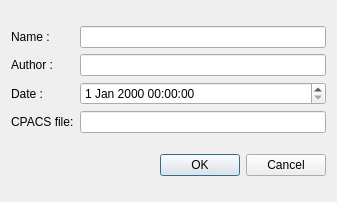
Above: resources/adrInfos.ui from CLGH/Ader before the change. Below: the same form after it.
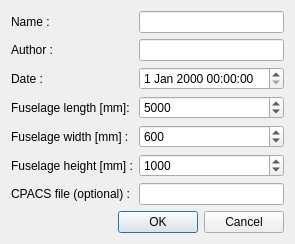
That is the form after the change.

Commit message: Sketch fuselage.

```diff
--- a/resources/adrInfos.ui
+++ b/resources/adrInfos.ui
@@ -9,8 +9,8 @@
    <rect>
     <x>0</x>
     <y>0</y>
-    <width>337</width>
-    <height>202</height>
+    <width>267</width>
+    <height>227</height>
    </rect>
   </property>
   <property name="windowTitle">
@@ -19,15 +19,8 @@
   <layout class="QVBoxLayout" name="verticalLayout_2">
    <item>
     <layout class="QGridLayout" name="gridLayout_2">
-     <item row="0" column="0">
-      <layout class="QGridLayout" name="gridLayout" rowstretch="0,0,0,0,0,0" rowminimumheight="0,0,0,0,0,0">
-       <item row="2" column="0">
-        <widget class="QLabel" name="LAuthor">
-         <property name="text">
-          <string>Author :</string>
-         </property>
-        </widget>
-       </item>
+     <item row="1" column="0">
+      <layout class="QGridLayout" name="gridLayout" rowstretch="0,0,0,0,0,0,0,0,0" rowminimumheight="0,0,0,0,0,0,0,0,0">
        <item row="4" column="0">
         <widget class="QLabel" name="LDate">
          <property name="text">
@@ -35,7 +28,20 @@
          </property>
         </widget>
        </item>
-       <item row="5" column="0">
+       <item row="2" column="0">
+        <widget class="QLabel" name="LAuthor">
+         <property name="text">
+          <string>Author :</string>
+         </property>
+        </widget>
+       </item>
+       <item row="0" column="1">
+        <widget class="QLineEdit" name="name"/>
+       </item>
+       <item row="4" column="1">
+        <widget class="QDateTimeEdit" name="dateCreated"/>
+       </item>
+       <item row="8" column="0">
         <widget class="QLabel" name="LCPACS">
          <property name="sizePolicy">
           <sizepolicy hsizetype="Fixed" vsizetype="Preferred">
@@ -44,28 +50,73 @@
           </sizepolicy>
          </property>
          <property name="text">
-          <string>CPACS file:</string>
+          <string>CPACS file (optional) :</string>
          </property>
         </widget>
        </item>
-       <item row="0" column="0">
-        <widget class="QLabel" name="LName">
-         <property name="text">
-          <string>Name :</string>
-         </property>
-        </widget>
-       </item>
-       <item row="0" column="1">
-        <widget class="QLineEdit" name="name"/>
+       <item row="8" column="1">
+        <widget class="QLineEdit" name="CPACS_FileName"/>
        </item>
        <item row="2" column="1">
         <widget class="QLineEdit" name="author"/>
        </item>
-       <item row="4" column="1">
-        <widget class="QDateTimeEdit" name="dateCreated"/>
-       </item>
        <item row="5" column="1">
-        <widget class="QLineEdit" name="CPACS_FileName"/>
+        <widget class="QSpinBox" name="sbLength">
+         <property name="maximum">
+          <number>999999999</number>
+         </property>
+         <property name="value">
+          <number>5000</number>
+         </property>
+        </widget>
+       </item>
+       <item row="5" column="0">
+        <widget class="QLabel" name="lLength">
+         <property name="text">
+          <string>Fuselage length [mm]:</string>
+         </property>
+        </widget>
+       </item>
+       <item row="0" column="0">
+        <widget class="QLabel" name="LName">
+         <property name="text">
+          <string>Name :</string>
+         </property>
+        </widget>
+       </item>
+       <item row="6" column="1">
+        <widget class="QSpinBox" name="sbWidth">
+         <property name="maximum">
+          <number>999999999</number>
+         </property>
+         <property name="value">
+          <number>600</number>
+         </property>
+        </widget>
+       </item>
+       <item row="7" column="1">
+        <widget class="QSpinBox" name="sbHeight">
+         <property name="maximum">
+          <number>999999999</number>
+         </property>
+         <property name="value">
+          <number>1000</number>
+         </property>
+        </widget>
+       </item>
+       <item row="6" column="0">
+        <widget class="QLabel" name="lWidth">
+         <property name="text">
+          <string>Fuselage width [mm] :</string>
+         </property>
+        </widget>
+       </item>
+       <item row="7" column="0">
+        <widget class="QLabel" name="lHeight">
+         <property name="text">
+          <string>Fuselage height [mm] :</string>
+         </property>
+        </widget>
        </item>
       </layout>
      </item>
```
The commit also changes 5 other files.
